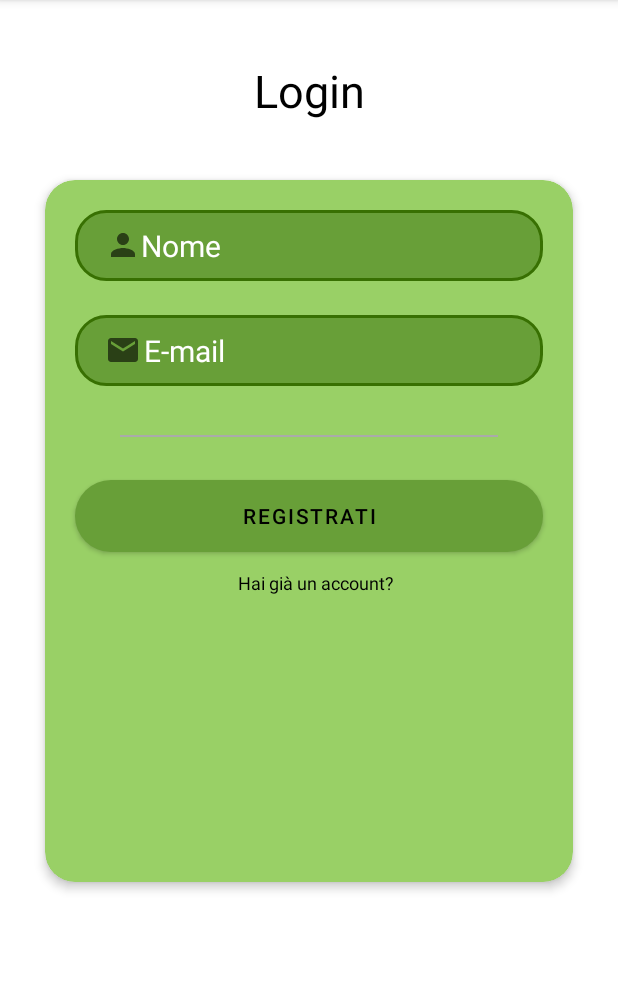
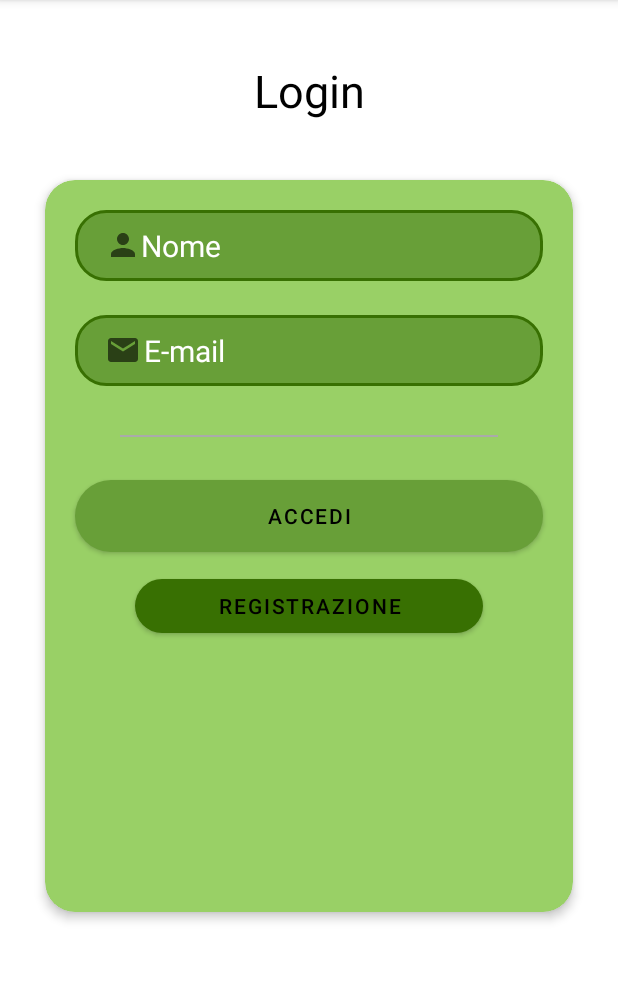
Before and after one commit to Salvomarotta99/4ZampeAndroid, an Android app: the fragment LoginFragment shown on its own in the app's theme, on a phone screen of 412 x 824 dp, the part 84-1066 px from its top. Run offline under Robolectric (Android 15) with nearby library versions, the phone set to English and light mode, and no system bars; Roboto replaces fonts that are not available here.

Commit message:
Sistemati bottoni

```diff
--- a/app/src/main/res/layout/fragment_login.xml
+++ b/app/src/main/res/layout/fragment_login.xml
@@ -4,7 +4,7 @@
     xmlns:tools="http://schemas.android.com/tools"
     android:layout_width="match_parent"
     android:layout_height="match_parent"
-    tools:context=".RegistrationFragment">
+    tools:context=".LoginFragment">
 
     <TextView
         android:layout_width="match_parent"
@@ -24,13 +24,13 @@
         android:layout_marginStart="30dp"
         android:layout_marginTop="120dp"
         android:layout_marginEnd="30dp"
-        android:layout_marginBottom="180dp"
+        android:layout_marginBottom="160dp"
         app:cardBackgroundColor="@color/green_200"
         app:cardCornerRadius="20dp"
         app:cardElevation="4dp">
 
         <com.google.android.material.textfield.TextInputEditText
-            android:id="@+id/editMailField"
+            android:id="@+id/editMailLogin"
             android:layout_width="wrap_content"
             android:layout_height="wrap_content"
             android:layout_marginStart="20dp"
@@ -50,7 +50,7 @@
             android:textSize="20sp" />
 
         <com.google.android.material.textfield.TextInputEditText
-            android:id="@+id/editNameField"
+            android:id="@+id/editNameLogin"
             android:layout_width="wrap_content"
             android:layout_height="wrap_content"
             android:layout_marginStart="20dp"
@@ -72,7 +72,7 @@
             android:id="@+id/dividerPetDetail"
             android:layout_width="match_parent"
             android:layout_height="1dp"
-            android:layout_above="@id/login_btn"
+            android:layout_above="@id/registrati_btn"
             android:layout_marginStart="50dp"
             android:layout_marginTop="170dp"
             android:layout_marginEnd="50dp"
@@ -88,22 +88,24 @@
             android:layout_marginEnd="20dp"
             android:background="@drawable/quiz_btn"
             android:elevation="4dp"
-            android:text="Registrati"
+            android:text="Accedi"
             android:textColor="@color/black"
             app:backgroundTint="empty"
             app:elevation="4dp" />
 
-        <com.google.android.material.textview.MaterialTextView
-            android:id="@+id/textView3"
+        <com.google.android.material.button.MaterialButton
+            android:id="@+id/registrazione_btn"
             android:layout_width="match_parent"
             android:layout_height="wrap_content"
-            android:layout_marginStart="30dp"
+            android:layout_marginStart="60dp"
             android:layout_marginTop="260dp"
-            android:layout_marginEnd="20dp"
-            android:text="Hai già un account?"
-            android:textAlignment="center"
+            android:layout_marginEnd="60dp"
+            android:elevation="4dp"
+            android:text="Registrazione"
             android:textColor="@color/black"
-            android:textSize="12sp" />
+            app:backgroundTint="@color/green_700"
+            app:cornerRadius="20dp"
+            app:elevation="4dp" />
 
     </androidx.cardview.widget.CardView>
 
```
Also changed, not shown: app/src/main/res/layout/fragment_registration.xml (+7 -6 lines).
